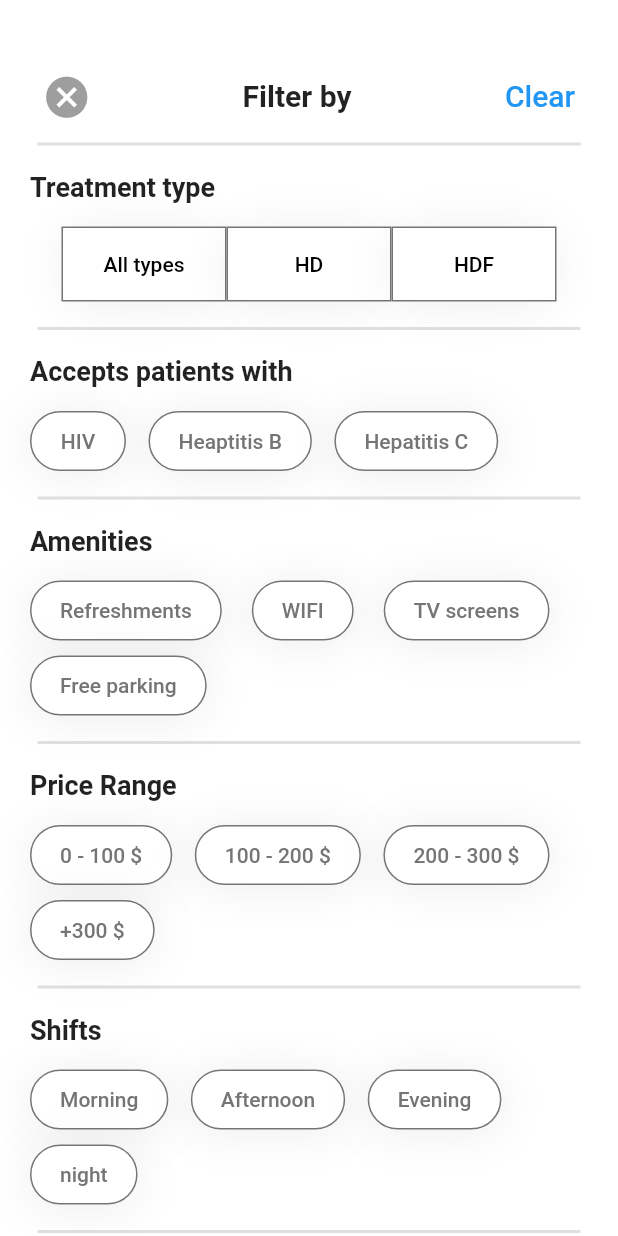
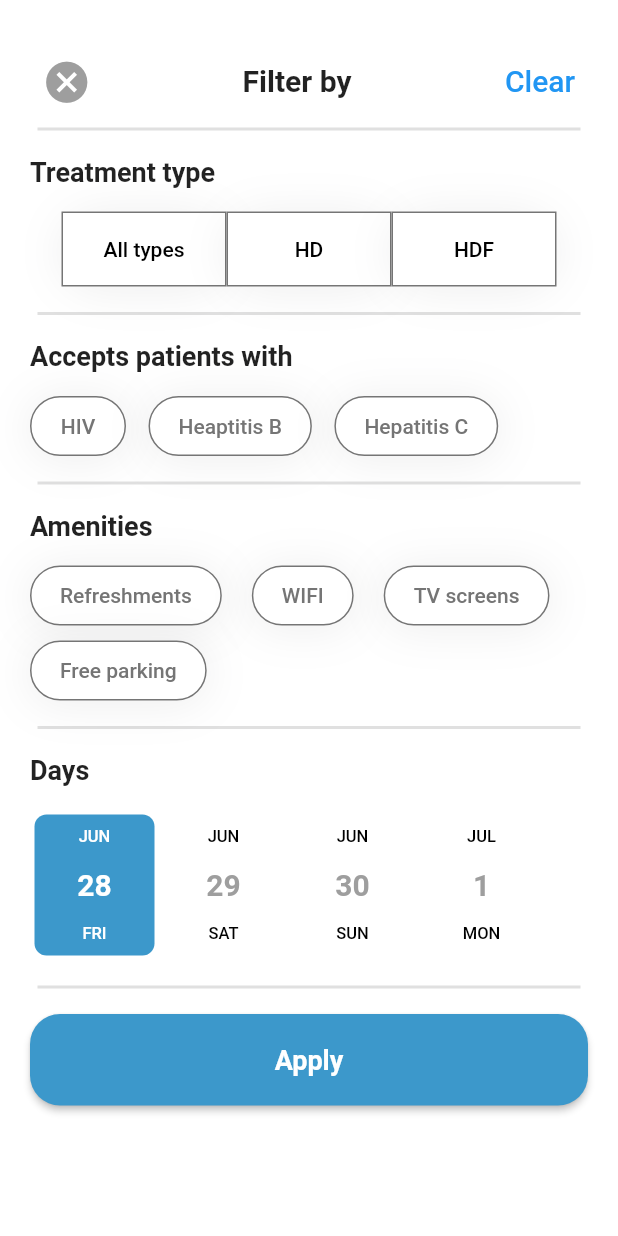
Before and after one commit to AB-Twitty/RenoCare, a Flutter app: the FilterDrawer widget shown alone on an empty page, opened directly, on a phone screen of 412 x 824 dp. Run offline on Flutter 3.47's test engine with Material 3 defaults, Android fonts, the phone set to English and light mode, and no system bars; drawn by our look-alikes of date_picker_timeline, group_button; our stand-ins replace animated_splash_screen, bloc, carousel_slider, chat_bubbles, cloud_firestore, dio and 17 more; missing offline and left inert: dart:ffi, draggable_fab, flutter_downloader, signalr_core; accounts and stored records are empty; network calls fail; project files that could hold a hidden picture were left out.

Commit message:
filter and date

```diff
--- a/app/lib/Shared/components/widgets/fliter_drawer.dart
+++ b/app/lib/Shared/components/widgets/fliter_drawer.dart
@@ -1,3 +1,4 @@
+import 'package:date_picker_timeline/date_picker_timeline.dart';
 import 'package:flutter/cupertino.dart';
 import 'package:flutter/material.dart';
 import 'package:group_button/group_button.dart';
@@ -13,11 +14,9 @@ class FilterDrawer extends StatefulWidget {
 class _FilterDrawerState extends State<FilterDrawer> {
   @override
   Widget build(BuildContext context) {
-    return Container(
-      color: Colors.white,
-      child: SingleChildScrollView(
+    return SingleChildScrollView(
       child: Padding(
-          padding: const EdgeInsets.symmetric(horizontal: 20.0, vertical: 40.0),
+        padding: const EdgeInsets.symmetric(horizontal: 20.0, vertical: 30.0),
         child: Column(
           crossAxisAlignment: CrossAxisAlignment.start,
           children: [
@@ -101,26 +100,20 @@ class _FilterDrawerState extends State<FilterDrawer> {
             const SizedBox(
               height: 10,
             ),
-              const RepeatedDivider(text: 'Price Range'),
-              RepeatedGroupButton(
-                content: const [
-                  "0 - 100 \$",
-                  "100 - 200 \$",
-                  "200 - 300 \$",
-                  "+300 \$"
-                ],
+            const RepeatedDivider(text: 'Days'),
+            Container(
+              child: DatePicker(
+                DateTime.now(),
+                height: 100,
+                width: 80,
+                initialSelectedDate: DateTime.now(),
+                selectionColor: Color.fromRGBO(60, 152, 203, 1),
+                dateTextStyle: TextStyle(
+                  fontSize: 20,
+                  fontWeight: FontWeight.w600,
+                  color: Colors.grey,
                 ),
-              const SizedBox(
-                height: 10,
               ),
-              const RepeatedDivider(text: 'Shifts'),
-              RepeatedGroupButton(
-                content: const [
-                  "Morning",
-                  "Afternoon",
-                  "Evening",
-                  "night",
-                ],
             ),
             const SizedBox(
               height: 10,
@@ -156,7 +149,6 @@ class _FilterDrawerState extends State<FilterDrawer> {
           ],
         ),
       ),
-      ),
     );
   }
 }
--- a/app/pubspec.yaml
+++ b/app/pubspec.yaml
@@ -66,7 +66,7 @@ dependencies:
 
   carousel_slider: ^4.2.1
   group_button: ^5.3.4
-
+  date_picker_timeline: ^1.2.6
   smooth_page_indicator: ^1.1.0
   font_awesome_flutter: ^10.4.0
   readmore: ^2.2.0
```
Also changed, not shown: app/lib/pages/second_SignUp_Page.dart (+3 -6 lines), app/lib/tabs/home.dart (+10 -1 lines), app/pubspec.lock. Lines whose indentation alone changed are shown as unchanged.
